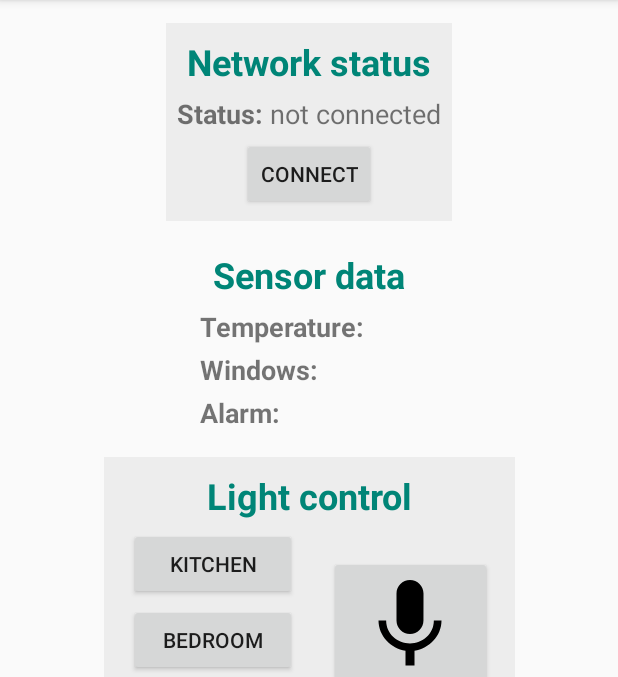
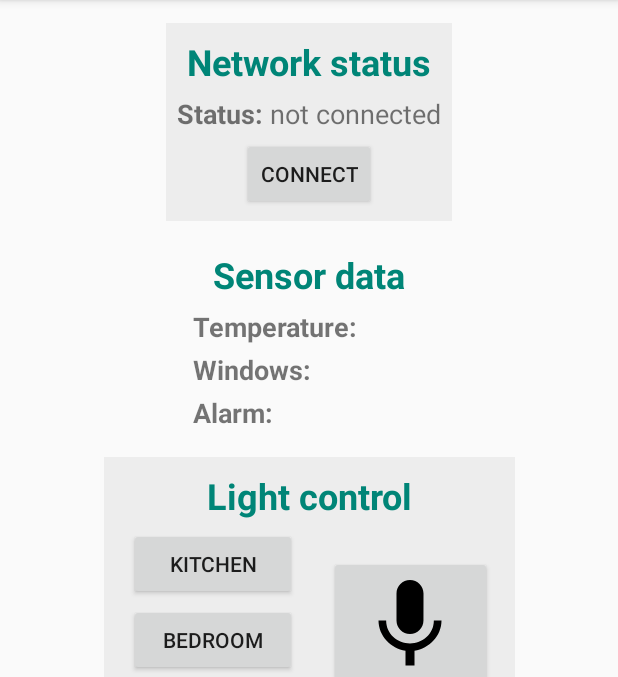
Before and after one commit to joelpalsson/smart-home-app, an Android app: the screen it shows after launch (MainActivity), on a phone screen of 412 x 824 dp, the part 84-761 px from its top. Run offline under Robolectric (Android 15) with nearby library versions, the phone set to English and light mode, and no system bars.

Commit message:
Fix GUI bug

```diff
--- a/app/src/main/res/layout/activity_main.xml
+++ b/app/src/main/res/layout/activity_main.xml
@@ -60,7 +60,7 @@
 
     <LinearLayout
         android:id="@+id/sensorData"
-        android:layout_width="160dp"
+        android:layout_width="170dp"
         android:layout_height="wrap_content"
         android:layout_marginTop="10dp"
         android:gravity="center"
```
